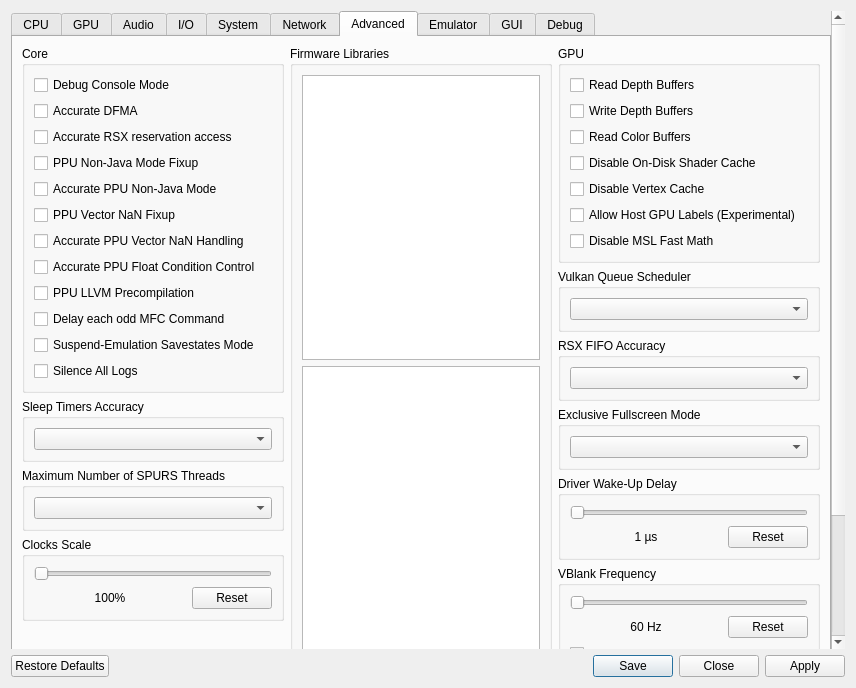
This is rpcs3/rpcs3qt/settings_dialog.ui in RPCS3/rpcs3 as Qt 5 draws it before an edit. The edited form follows.
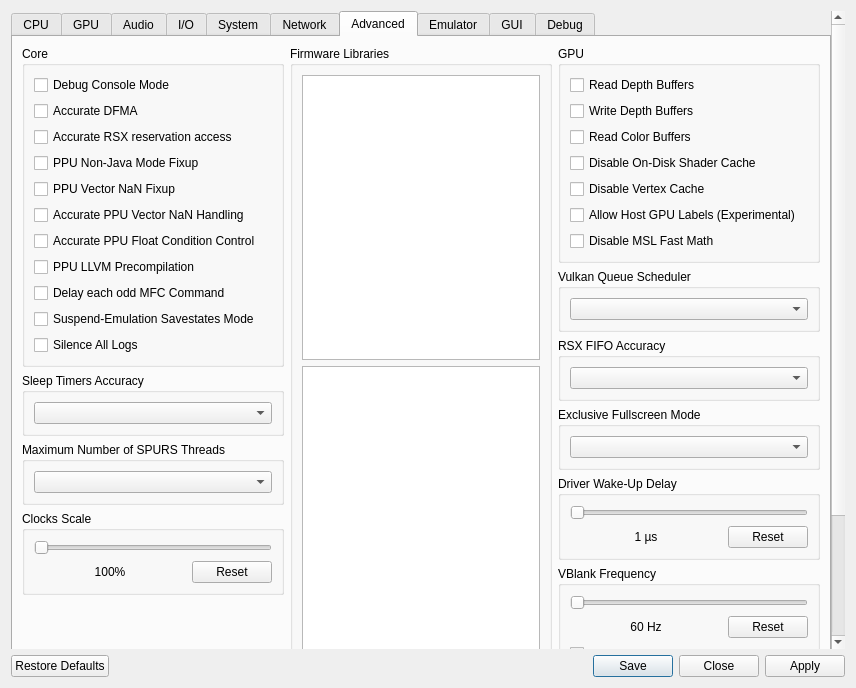
This is the edited form. The open tabs and pages were chosen to show the change. Icons and pictures are not drawn.

Commit message: Settings: Move Accurate PPU Non-Java Mode to Debug

Patch:
```diff
--- a/rpcs3/rpcs3qt/settings_dialog.ui
+++ b/rpcs3/rpcs3qt/settings_dialog.ui
@@ -2372,13 +2372,6 @@
                  </property>
                 </widget>
                </item>
-               <item>
-                <widget class="QCheckBox" name="accuratePPUNJ">
-                 <property name="text">
-                  <string>Accurate PPU Non-Java Mode</string>
-                 </property>
-                </widget>
-               </item>
                <item>
                 <widget class="QCheckBox" name="fixupPPUVNAN">
                  <property name="text">
@@ -4212,6 +4205,13 @@
                </property>
               </widget>
              </item>
+             <item>
+              <widget class="QCheckBox" name="accuratePPUNJ">
+               <property name="text">
+                <string>Accurate PPU Non-Java Mode</string>
+               </property>
+              </widget>
+             </item>
              <item>
               <widget class="QCheckBox" name="accurateSpuDMA">
                <property name="text">
```
The commit also changes 2 other files.
